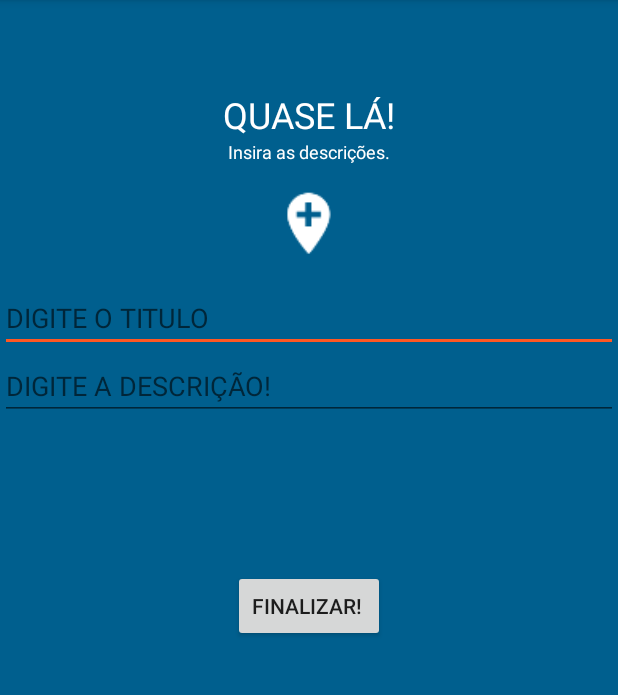
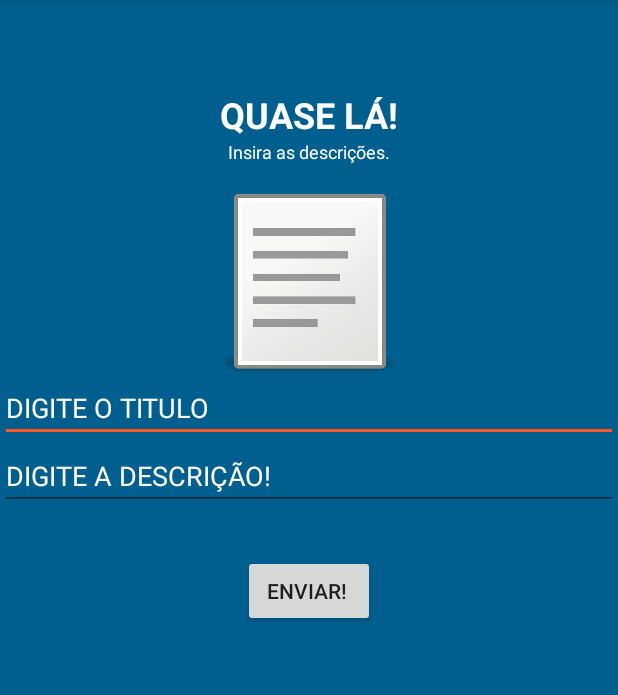
Before and after one commit to alberton95/InfraAPP, an Android app: the InsertDescriptionActivity screen opened directly, with no data from a screen before it, on a phone screen of 412 x 824 dp, the part 84-779 px from its top. Run offline under Robolectric (Android 15) with nearby library versions, the phone set to English and light mode, and no system bars.

Commit message:
Insert Pictures from Camera and Gallery

```diff
--- a/app/build.gradle
+++ b/app/build.gradle
@@ -40,9 +40,12 @@ dependencies {
     compile 'com.google.firebase:firebase-messaging:11.0.4'
     testCompile 'junit:junit:4.12'
     compile 'com.android.support:cardview-v7:24.0.0-alpha1'
+    compile 'com.github.bumptech.glide:glide:4.3.1'
+    annotationProcessor 'com.github.bumptech.glide:compiler:4.3.1'
 }
 repositories {
     mavenCentral()
+    maven { url 'https://maven.google.com' }
 }
 
 apply plugin: 'com.google.gms.google-services'
--- a/app/src/main/AndroidManifest.xml
+++ b/app/src/main/AndroidManifest.xml
@@ -8,6 +8,8 @@
     <uses-permission android:name="android.permission.INTERNET" />
     <uses-permission android:name="android.permission.ACCESS_NETWORK_STATE" />
     <uses-permission android:name="android.permission.VIBRATE" />
+    <uses-permission android:name="android.permission.WRITE_EXTERNAL_STORAGE" />
+    <uses-permission android:name="android.permission.READ_EXTERNAL_STORAGE" />
 
     <application
         android:allowBackup="true"
--- a/app/src/main/java/br/com/appinfra/appinfra/models/Receivers/ConnReceiver.kt
+++ b/app/src/main/java/br/com/appinfra/appinfra/models/Receivers/ConnReceiver.kt
@@ -4,7 +4,6 @@ import android.content.BroadcastReceiver
 import android.content.Context
 import android.content.Intent
 import android.net.ConnectivityManager
-import android.support.design.widget.Snackbar
 import android.view.View
 
 class ConnReceiver: BroadcastReceiver() {
@@ -16,7 +15,7 @@ class ConnReceiver: BroadcastReceiver() {
         var view: View
 
         if(netInfo != null && netInfo.isConnectedOrConnecting){
-            Snackbar.make(view, "Sem conexão!", Snackbar.LENGTH_LONG).setAction("Action", null).show() }
+            //Snackbar.make(view, "Sem conexão!", Snackbar.LENGTH_LONG).setAction("Action", null).show() }
         }
 
     }
--- a/app/src/main/res/layout/activity_insert_description.xml
+++ b/app/src/main/res/layout/activity_insert_description.xml
@@ -6,7 +6,7 @@
     android:layout_height="match_parent"
     android:orientation="vertical"
     android:background="@color/colorPrimaryDark"
-    tools:context="br.com.appinfra.appinfra.views.InsertLocationActivity">
+    tools:context="br.com.appinfra.appinfra.views.InsertDescriptionActivity">
 
     <LinearLayout
         android:layout_width="match_parent"
@@ -18,6 +18,7 @@
             android:layout_width="wrap_content"
             android:layout_height="wrap_content"
             android:text="QUASE LÁ!"
+            android:textStyle="bold"
             android:textSize="24sp"
             android:layout_marginTop="20dp"
             android:textColor="#FFF"
@@ -32,32 +33,36 @@
             android:layout_gravity="center"/>
 
         <ImageView
-            android:layout_width="80dp"
-            android:layout_height="80dp"
+            android:layout_width="120dp"
+            android:layout_height="120dp"
             android:layout_gravity="center"
-            android:src="@drawable/ic_add_location"
-            android:onClick="getLocation"/>
+            android:layout_marginTop="20dp"
+            android:src="@drawable/insertext" />
 
         <EditText
             android:layout_width="match_parent"
             android:layout_height="wrap_content"
             android:hint="DIGITE O TITULO"
+            android:textColorHint="#FFF"
+            android:textColor="#FFF"
             android:id="@+id/etTitle"/>
 
         <EditText
             android:layout_width="match_parent"
             android:layout_height="wrap_content"
             android:hint="DIGITE A DESCRIÇÃO!"
+            android:textColorHint="#FFF"
+            android:textColor="#FFF"
             android:id="@+id/etDescription"/>
 
         <Button
             android:layout_width="wrap_content"
             android:layout_height="wrap_content"
             android:id="@+id/btNext"
-            android:layout_marginTop="100dp"
-            android:text="FINALIZAR! "
-            android:layout_gravity="center"
-            />
+            android:layout_marginTop="30dp"
+            android:text="ENVIAR! "
+            android:onClick="sendComplaint"
+            android:layout_gravity="center"/>
 
     </LinearLayout>
 </LinearLayout>
```
Also changed, not shown: app/src/main/java/br/com/appinfra/appinfra/views/InsertDescriptionActivity.kt (+8 -0 lines), app/src/main/java/br/com/appinfra/appinfra/views/InsertImageActivity.kt (+52 -29 lines), app/src/main/java/br/com/appinfra/appinfra/views/InsertLocationActivity.kt (+12 -8 lines), app/src/main/res/layout/activity_insert_image.xml (+20 -4 lines), app/src/main/res/layout/activity_insert_location.xml (+5 -3 lines), app/src/main/res/drawable/insertext.png (added), app/src/main/res/drawable/insertimage.png (added), app/src/main/res/drawable/insertlocation.png (added).
